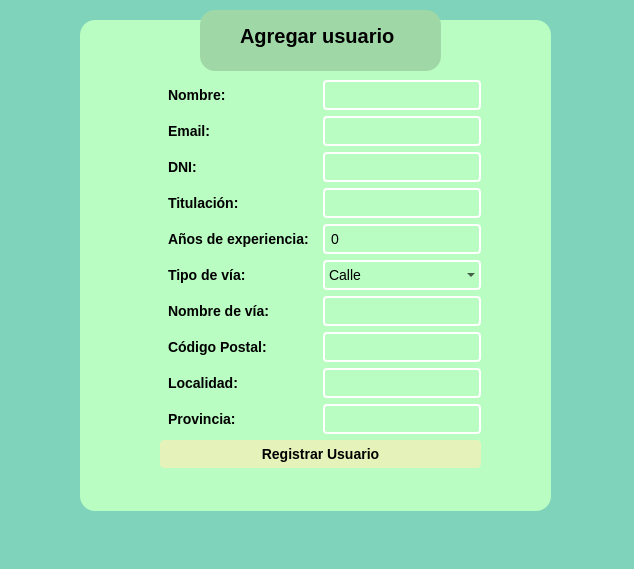
Before: the Qt Designer form formulario.ui in julinavas14/trabajo_programacion_sql, drawn with Qt 5.
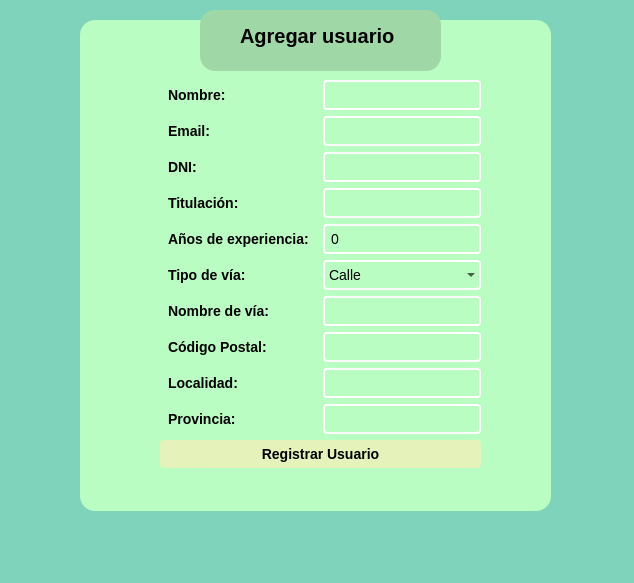
After: the same form once the commit is applied.

```diff
--- a/formulario.ui
+++ b/formulario.ui
@@ -7,7 +7,7 @@
     <x>0</x>
     <y>0</y>
     <width>634</width>
-    <height>569</height>
+    <height>583</height>
    </rect>
   </property>
   <property name="windowTitle">
```
Left out of the diff: 2 changed lines with no effect on the pictures.
